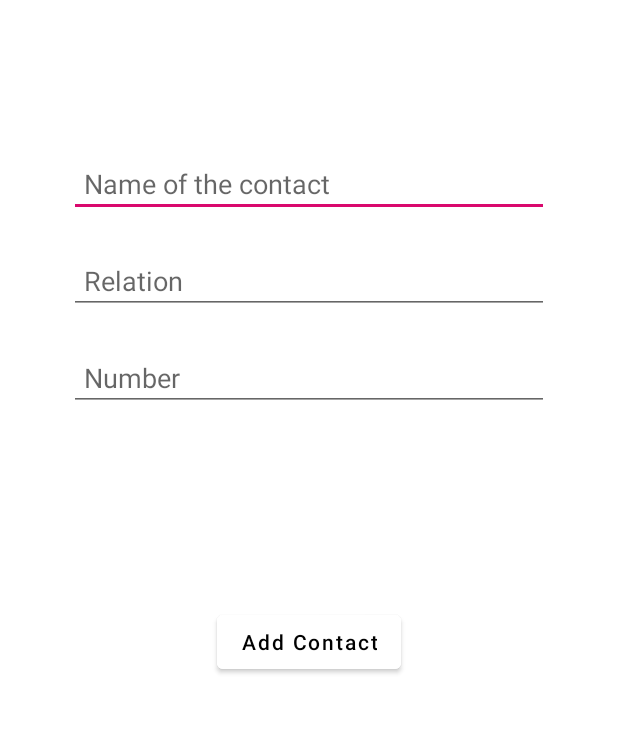
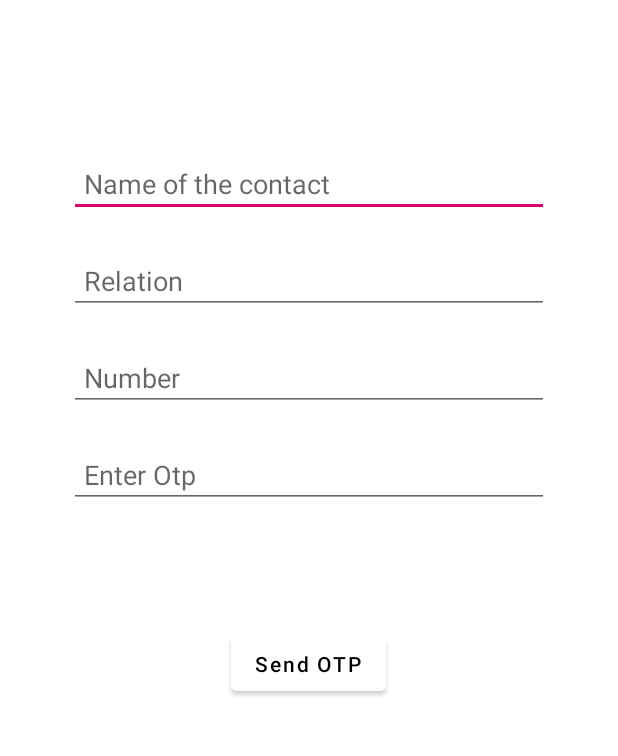
Before and after one commit to IamBansal/You_are_safe, an Android app: the AddContact screen opened directly, with no data from a screen before it, on a phone screen of 412 x 824 dp, the part 346-1102 px from its top. Run offline under Robolectric (Android 15) with nearby library versions, the phone set to English and light mode, and no system bars; our stand-ins replace Firebase (no records; nobody signed in at launch, a user with empty details on screens opened directly).

Commit message:
OTP Verification

```diff
--- a/app/src/main/res/layout/activity_add_contact.xml
+++ b/app/src/main/res/layout/activity_add_contact.xml
@@ -84,6 +84,21 @@
             android:layout_width="wrap_content"
             android:layout_height="wrap_content" />
 
+        <EditText
+            android:id="@+id/etOtp"
+            android:maxLines="1"
+            android:ems="15"
+            android:maxLength="10"
+            android:minLines="1"
+            android:padding="10dp"
+            android:layout_margin="10dp"
+            android:layout_gravity="center"
+            android:textColor="@color/black"
+            android:inputType="phone"
+            android:hint="Enter Otp"
+            android:layout_width="wrap_content"
+            android:layout_height="wrap_content" />
+
         <Button
             android:id="@+id/btnAdd"
             android:text="Add Contact"
@@ -91,7 +106,7 @@
             android:backgroundTint="@color/white"
             android:textColor="@color/black"
             android:layout_gravity="center"
-            android:layout_marginTop="120dp"
+            android:layout_marginTop="70dp"
             android:layout_width="wrap_content"
             android:layout_height="wrap_content" />
 
```
Also changed, not shown: app/src/main/java/com/example/safetyapp/AddContact.kt (+49 -8 lines).
